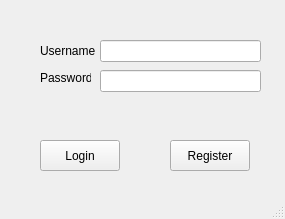
The window that loginwindow.ui (Ahmeddestroyer25/LastFinalRepo) describes before a commit, drawn with Qt 5.
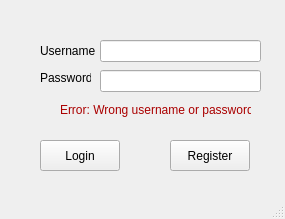
The same window after the commit.

Commit message: Created Register UI

```diff
--- a/loginwindow.ui
+++ b/loginwindow.ui
@@ -89,6 +89,19 @@
      <enum>QLineEdit::Password</enum>
     </property>
    </widget>
+   <widget class="QLabel" name="ErrorLabel">
+    <property name="geometry">
+     <rect>
+      <x>60</x>
+      <y>90</y>
+      <width>191</width>
+      <height>41</height>
+     </rect>
+    </property>
+    <property name="text">
+     <string>&lt;html&gt;&lt;head/&gt;&lt;body&gt;&lt;p&gt;&lt;span style=&quot; color:#aa0000;&quot;&gt;Error: Wrong username or password&lt;/span&gt;&lt;/p&gt;&lt;/body&gt;&lt;/html&gt;</string>
+    </property>
+   </widget>
   </widget>
   <widget class="QMenuBar" name="menubar">
    <property name="geometry">
```
The commit also changes 7 other files.
